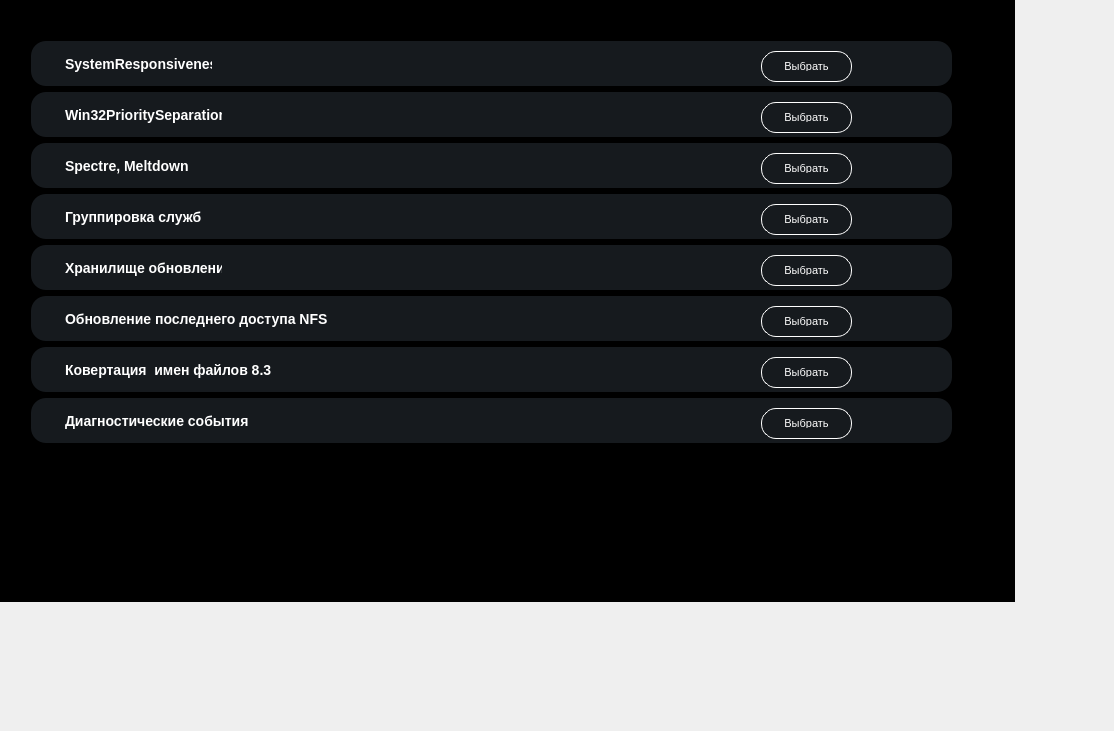
zoomprog/ZoomDesctop, file SettingsWidjets/Twics.ui: the form before one commit.
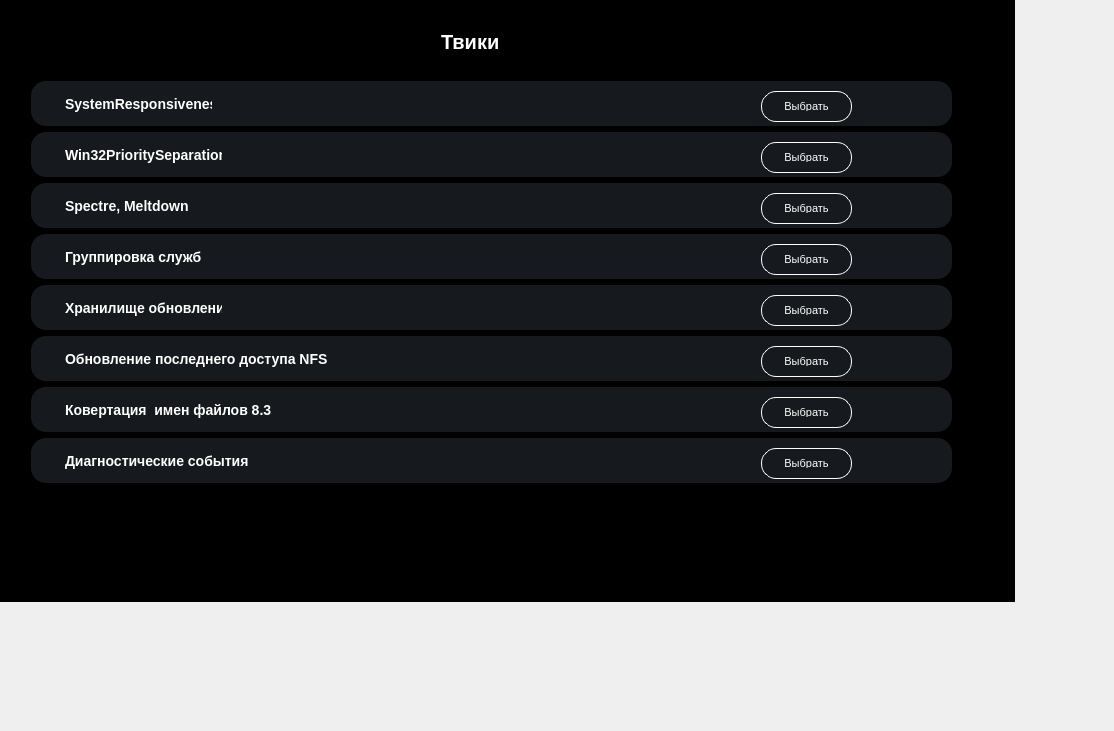
The form after the commit.

The edit to the form file:
```diff
--- a/SettingsWidjets/Twics.ui
+++ b/SettingsWidjets/Twics.ui
@@ -124,9 +124,9 @@
       <property name="geometry">
        <rect>
         <x>10</x>
-        <y>20</y>
+        <y>60</y>
         <width>931</width>
-        <height>541</height>
+        <height>501</height>
        </rect>
       </property>
       <property name="frameShape">
@@ -1520,6 +1520,27 @@
        </layout>
       </widget>
      </widget>
+     <widget class="QLabel" name="label">
+      <property name="geometry">
+       <rect>
+        <x>430</x>
+        <y>20</y>
+        <width>81</width>
+        <height>21</height>
+       </rect>
+      </property>
+      <property name="styleSheet">
+       <string notr="true">QLabel {
+    font-family: 'Arial'; /* Замените на нужное семейство шрифтов */
+    font-size: 20px; /* Замените на нужный размер шрифта */
+    color: white; /* Замените на нужный цвет текста */
+    font-weight: bold; /* Для жирного текста */
+}</string>
+      </property>
+      <property name="text">
+       <string>Твики</string>
+      </property>
+     </widget>
     </widget>
    </widget>
   </widget>
```
